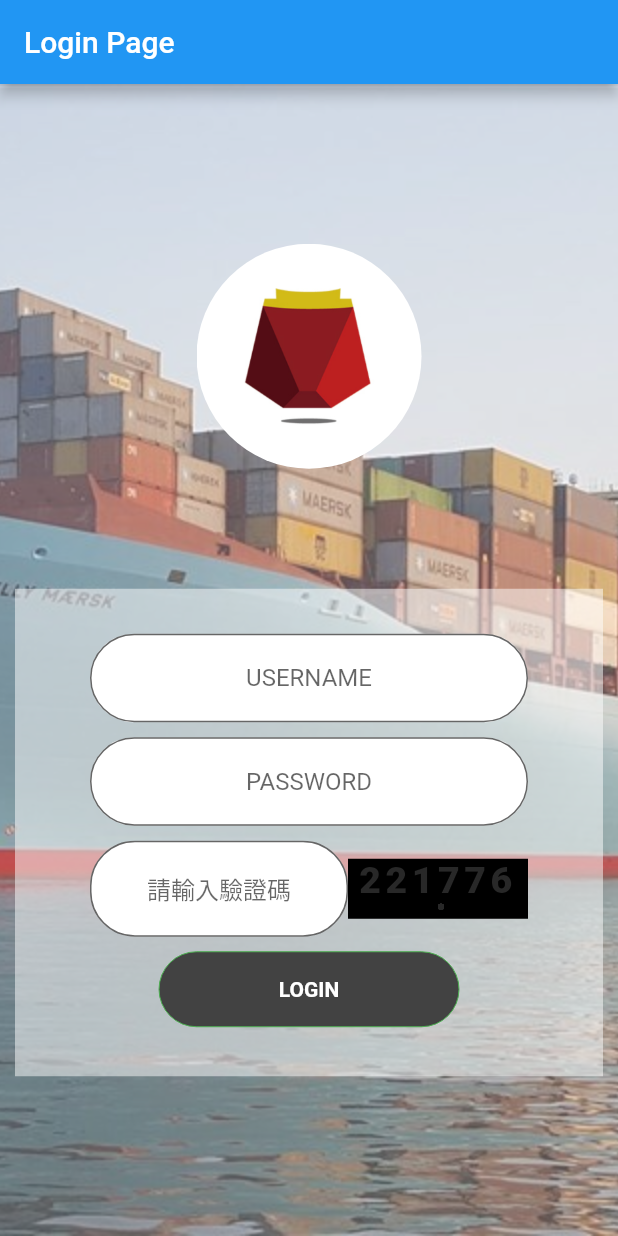
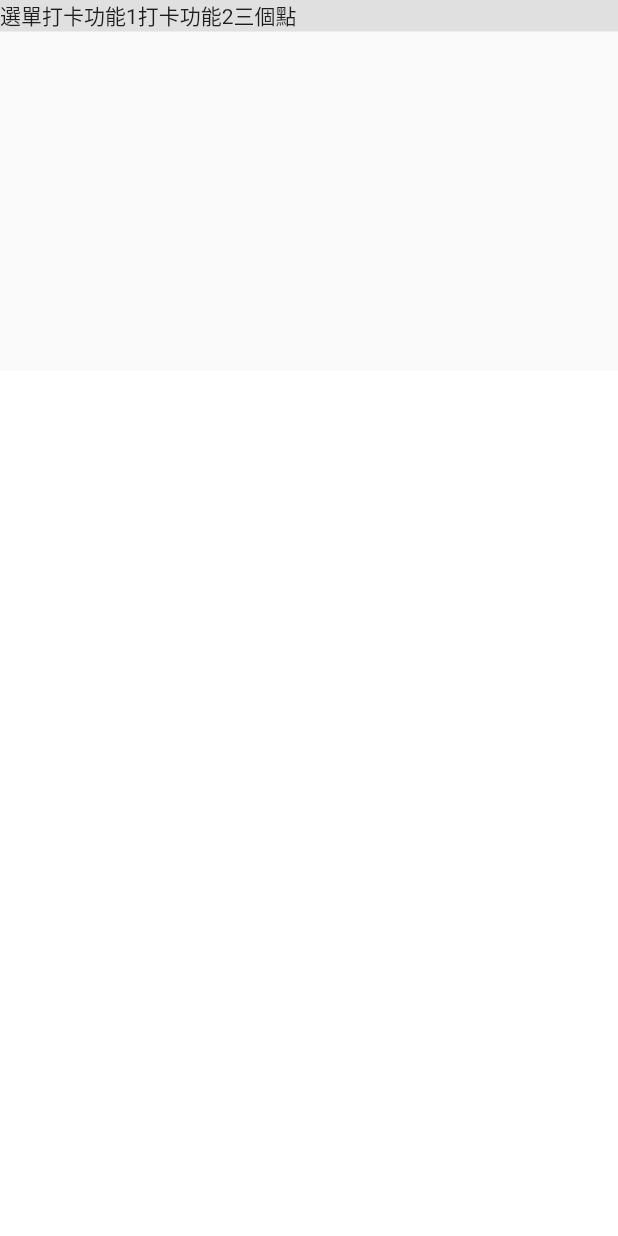
Before and after one commit to xuanzong06/atom_go, a Flutter app: the screen it shows after launch, on a phone screen of 412 x 824 dp. Run offline on Flutter 3.47's test engine with Material 2 defaults, Android fonts, the phone set to English and light mode, and no system bars; our stand-ins replace marquee, package_info_plus; missing offline and left inert: launch_review.

Commit message:
before big change for back up

```diff
--- a/lib/main.dart
+++ b/lib/main.dart
@@ -24,15 +24,62 @@ void main() {
       '/EmployeeSalary': (context) => const EmployeeSalary(),
       '/MaruqeeTest': (context) => const MarquessTest(),
       '/AppInfomations': (context) => const AppInfomations(),
+      '/DemoP': (context) => const DemoP(),
     },
   ));
 }
 
-//自己設計的程式更新邏輯
-void CheckVersion() {
-  //先檢查程式的版本代號與資料庫的版本代號是否有不同
+//依bro提供之GUI畫面設計
+class DemoP extends StatefulWidget {
+  const DemoP({Key? key}) : super(key: key);
+
+  @override
+  _DemoPState createState() => _DemoPState();
 }
 
+class _DemoPState extends State<DemoP> {
+  @override
+  Widget build(BuildContext context) {
+    return MaterialApp(
+      home: Scaffold(
+        body: Container(
+          child: Column(
+            children: [
+              Expanded(
+                flex: 3,
+                child: Column(
+                  children: [
+                    Container(
+                      color: Colors.grey[300],
+                      child: Row(
+                        children: [
+                          Text('選單'),
+                          Text('打卡功能1'),
+                          Text('打卡功能2'),
+                          Text('三個點'),
+                        ],
+                      ),
+                    ),
+                  ],
+                ),
+
+              ), //全畫面的方法
+
+              Expanded(
+                flex: 7,
+                child: Container(
+                  color: Colors.white,
+                ),
+              ),
+            ],
+          ),
+        ),
+      ),
+    );
+  }
+}
+
+//App資訊
 class AppInfomations extends StatefulWidget {
   const AppInfomations({Key? key}) : super(key: key);
 
@@ -175,7 +222,14 @@ class PunchPage extends StatefulWidget {
 
 class _PunchPageState extends State<PunchPage> {
   // var nowtime = DateTime.now();
-  var nowtime = DateFormat('yyyy/MM/dd').format(DateTime.now()).toString();
+  var nowtime = DateFormat('yyyy/MM/dd HH:mm:ss').format(DateTime.now()).toString();
+
+  void PunchOn(){
+    nowtime = DateFormat('yyyy/MM/dd HH:mm:ss').format(DateTime.now()).toString(); // 取得觸發作業當下的時間
+  }
+
+  void PunchDown(){
+  }
 
   @override
   Widget build(BuildContext context) {
@@ -198,7 +252,9 @@ class _PunchPageState extends State<PunchPage> {
                     Column(
                       children: [
                         OutlinedButton(
-                          onPressed: () {},
+                          onPressed: () {
+
+                          },
                           child: Text('上班打卡'),
                         ),
                         Padding(
@@ -507,9 +563,9 @@ class _LoginPageState extends State<LoginPage> {
   Widget build(BuildContext context) {
     return MaterialApp(
       home: Scaffold(
-        appBar: AppBar(
-          title: Text('Login Page'),
-        ),
+        // appBar: AppBar(
+        //   title: Text('Login Page'),
+        // ),
         body: Container(
           decoration: BoxDecoration(
             image: DecorationImage(
@@ -541,9 +597,13 @@ class _LoginPageState extends State<LoginPage> {
                 height: 80,
               ),
               Container(
+                decoration: BoxDecoration(
+                  borderRadius: BorderRadius.circular(30),
+                  color: Color.fromRGBO(255, 255, 255,
+                      0.5), //如果今天我有定義decoration屬性，color屬性要從Container層級移到BoxDecoration裡面，不然程式會出錯
+                ),
                 margin: const EdgeInsets.fromLTRB(10.0, 0.0, 10.0, 0.0),
                 height: 325.0,
-                color: Color.fromRGBO(255, 255, 255, 0.5),
                 child: Column(
                   children: [
                     Padding(
@@ -589,7 +649,9 @@ class _LoginPageState extends State<LoginPage> {
                                 textAlign: TextAlign.center,
                                 controller: _code,
                                 decoration: InputDecoration(
-                                  border: OutlineInputBorder(borderRadius: BorderRadius.circular(30.0),),
+                                  border: OutlineInputBorder(
+                                    borderRadius: BorderRadius.circular(30.0),
+                                  ),
                                   filled: true,
                                   fillColor: Colors.white,
                                   hintText: '請輸入驗證碼',
@@ -652,7 +714,8 @@ class _LoginPageState extends State<LoginPage> {
     String code = _code.text;
     if (account == "" || password == "") {
       //驗證沒輸入的提示，請參考文章：https://stackoverflow.com/questions/53424916/textfield-validation-in-flutter
-    } else if (_validcode == _code.text) {
+    // } else if (_validcode == _code.text) {
+    } else if (true) { //開發中，跳過驗證碼的方法
       print("_validcode == _code.text");
       loginTx(_account.text, _password.text);
       setState(() {
@@ -811,7 +874,8 @@ class _WelcomePageState extends State<WelcomePage> {
       // Navigator.pushNamed(context, '/login');
 
       Navigator.of(context)
-          .pushNamedAndRemoveUntil('/login', (Route<dynamic> route) => false);
+          .pushNamedAndRemoveUntil('/DemoP', (Route<dynamic> route) => false);
+      // .pushNamedAndRemoveUntil('/login', (Route<dynamic> route) => false);
     });
 
     return MaterialApp(
@@ -827,98 +891,31 @@ class _WelcomePageState extends State<WelcomePage> {
                   ),
             ),
           ),
-          child: Center(
-            child: Text('$showtext'),
+          child: Column(
+            children: [
+              SizedBox(
+                height: 100.0,
+              ),
+              Container(
+                width: 150,
+                height: 150,
+                alignment: Alignment.center,
+                decoration: BoxDecoration(
+                  // color: Colors.teal,
+                  image: DecorationImage(
+                    image: AssetImage('assets/seastco_icon.png'),
+                    fit: BoxFit.cover,
+                  ),
+                  borderRadius: BorderRadius.circular(1000.0),
+                ),
+              ),
+              Center(
+                child: Text('$showtext'),
+              ),
+            ],
           ),
         ),
       ),
     );
-
-    // return MaterialApp(
-    //   home: Scaffold(
-    //     body: Column(
-    //       mainAxisAlignment: MainAxisAlignment.center,
-    //       children: [
-    //         Container(
-    //           decoration: BoxDecoration(
-    //             image: DecorationImage(
-    //               image: AssetImage('assets/wallpaper.jpg'),
-    //               fit: BoxFit.cover,
-    //             ),
-    //           ),
-    //           child: Center(
-    //             child: Text('$showtext'),
-    //           ),
-    //         ),
-    //       ],
-    //     ),
-    //   ),
-    // );
   }
-
-// void _showDialog(BuildContext context) {
-//   showDialog(
-//     context: context,
-//     builder: (BuildContext context) {
-//       return AlertDialog(
-//         title: new Text("新版本發佈"),
-//         content: new Text("請前往商店更新"),
-//         actions: <Widget>[
-//           new FlatButton(
-//             child: new Text("OK"),
-//             onPressed: () {
-//               LaunchReview.launch(
-//                 androidAppId: "com.seachaunt.seastco",
-//                 // iOSAppId: "585027354"
-//               );
-//             },
-//           ),
-//         ],
-//       );
-//     },
-//   );
-// }
-//
-// Future<String> getAppVersion() async {
-//   //先取得App的資訊
-//   PackageInfo _packageInfo = PackageInfo(
-//     appName: 'Unknown',
-//     packageName: 'Unknown',
-//     version: 'Unknown',
-//     buildNumber: 'Unknown',
-//     buildSignature: 'Unknown',
-//   );
-//   final info = await PackageInfo.fromPlatform();
-//   setState(() {
-//     _packageInfo = info;
-//   });
-//
-//   print(_packageInfo.appName);
-//   print(_packageInfo.version);
-//
-//   try {
-//     var map = Map<String, dynamic>();
-//     map['action'] = "getAppVersion";
-//     map['appname'] = _packageInfo.appName;
-//     final response = await http
-//         .post(Uri.parse('http://192.168.31.167:8888/atom.php'), body: map);
-//     print(response.body);
-//     // map[''] = "";
-//     if (response.body.toString() != _packageInfo.version) {
-//       //版本不相同時跳到商店 20220516
-//       //版本更新訊息提示
-//
-//       setState(() {
-//         _showDialog(context);
-//       });
-//       // LaunchReview.launch(androidAppId: "com.seachaunt.seastco",
-//       //     // iOSAppId: "585027354"
-//       // );
-//     }
-//
-//     return "ok";
-//   } catch (Exception) {
-//     return "not ok";
-//   }
-// }
 }
```
Also changed, not shown: 1 other file.
